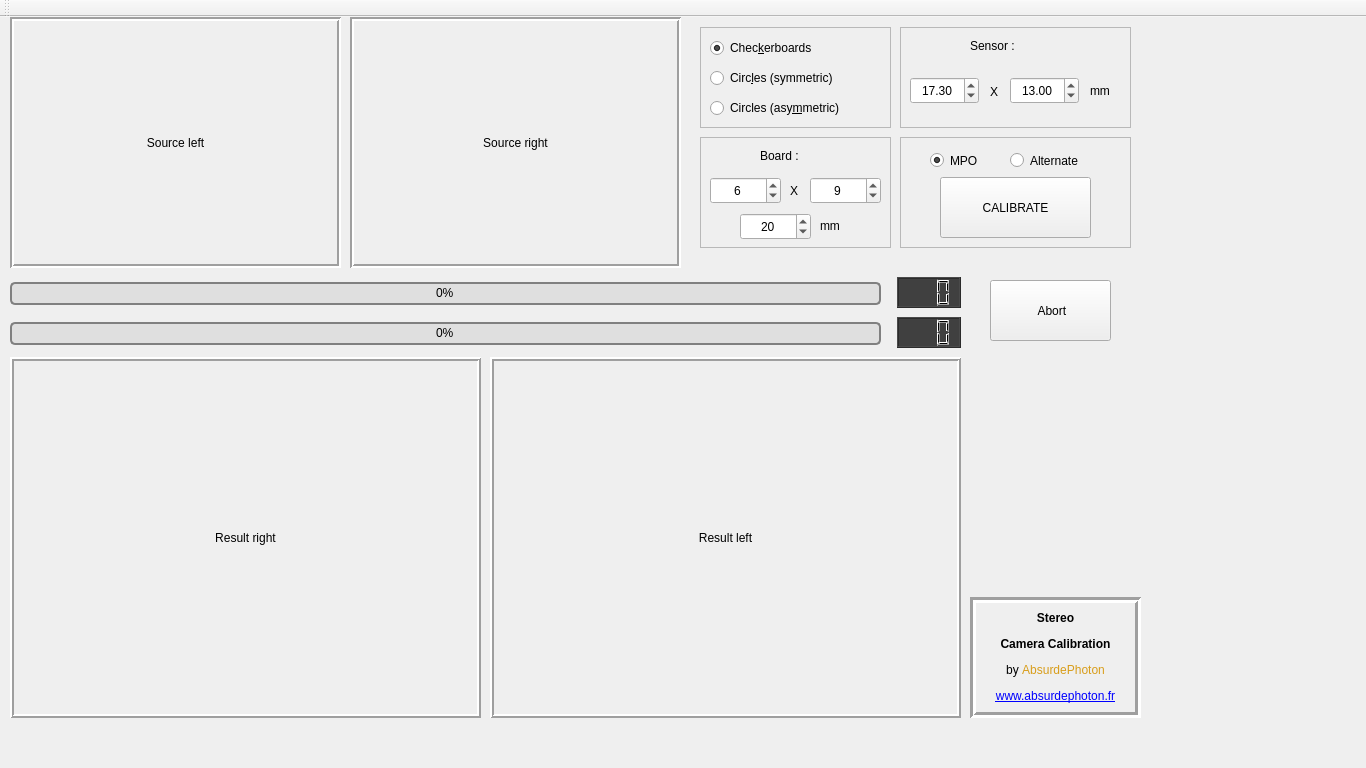
The window that mainwindow.ui (AbsurdePhoton/calib-mpo) describes before a commit, drawn with Qt 5.
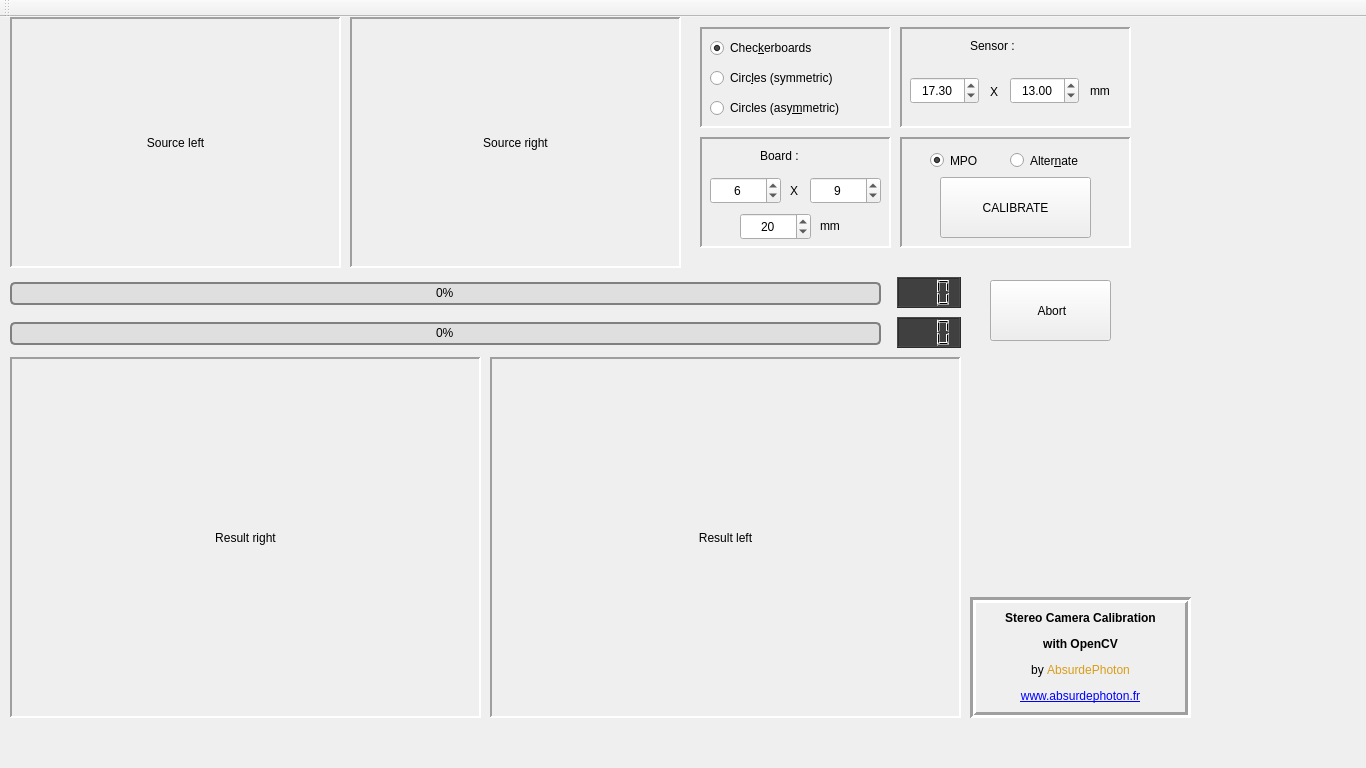
The same window after the commit. Icons and pictures are not drawn.

Commit message: Adapted to openCV 4.1

The edit to the form file:
```diff
--- a/mainwindow.ui
+++ b/mainwindow.ui
@@ -82,7 +82,7 @@
      <string>Source RIGHT image</string>
     </property>
     <property name="frameShape">
-     <enum>QFrame::Box</enum>
+     <enum>QFrame::Panel</enum>
     </property>
     <property name="frameShadow">
      <enum>QFrame::Sunken</enum>
@@ -110,10 +110,10 @@
      <string>Processed RIGHT image</string>
     </property>
     <property name="frameShape">
-     <enum>QFrame::Box</enum>
+     <enum>QFrame::Panel</enum>
     </property>
     <property name="frameShadow">
-     <enum>QFrame::Raised</enum>
+     <enum>QFrame::Sunken</enum>
     </property>
     <property name="lineWidth">
      <number>2</number>
@@ -138,10 +138,10 @@
      <string>Processed LEFT image</string>
     </property>
     <property name="frameShape">
-     <enum>QFrame::Box</enum>
+     <enum>QFrame::Panel</enum>
     </property>
     <property name="frameShadow">
-     <enum>QFrame::Raised</enum>
+     <enum>QFrame::Sunken</enum>
     </property>
     <property name="lineWidth">
      <number>2</number>
@@ -166,7 +166,7 @@
      <string>Source LEFT image</string>
     </property>
     <property name="frameShape">
-     <enum>QFrame::Box</enum>
+     <enum>QFrame::Panel</enum>
     </property>
     <property name="frameShadow">
      <enum>QFrame::Sunken</enum>
@@ -404,10 +404,13 @@
      </rect>
     </property>
     <property name="frameShape">
-     <enum>QFrame::StyledPanel</enum>
+     <enum>QFrame::Panel</enum>
     </property>
     <property name="frameShadow">
-     <enum>QFrame::Raised</enum>
+     <enum>QFrame::Sunken</enum>
+    </property>
+    <property name="lineWidth">
+     <number>2</number>
     </property>
     <widget class="QRadioButton" name="radioButton_circles_asymmetric">
      <property name="geometry">
@@ -439,10 +442,13 @@
      </rect>
     </property>
     <property name="frameShape">
-     <enum>QFrame::StyledPanel</enum>
+     <enum>QFrame::Panel</enum>
     </property>
     <property name="frameShadow">
-     <enum>QFrame::Raised</enum>
+     <enum>QFrame::Sunken</enum>
+    </property>
+    <property name="lineWidth">
+     <number>2</number>
     </property>
    </widget>
    <widget class="QFrame" name="frame_3">
@@ -455,10 +461,13 @@
      </rect>
     </property>
     <property name="frameShape">
-     <enum>QFrame::StyledPanel</enum>
+     <enum>QFrame::Panel</enum>
     </property>
     <property name="frameShadow">
-     <enum>QFrame::Raised</enum>
+     <enum>QFrame::Sunken</enum>
+    </property>
+    <property name="lineWidth">
+     <number>2</number>
     </property>
     <widget class="QDoubleSpinBox" name="sensor_width">
      <property name="geometry">
@@ -548,10 +557,13 @@
      </rect>
     </property>
     <property name="frameShape">
-     <enum>QFrame::StyledPanel</enum>
+     <enum>QFrame::Panel</enum>
     </property>
     <property name="frameShadow">
-     <enum>QFrame::Raised</enum>
+     <enum>QFrame::Sunken</enum>
+    </property>
+    <property name="lineWidth">
+     <number>2</number>
     </property>
     <widget class="QRadioButton" name="radioButton_alternate">
      <property name="geometry">
@@ -569,7 +581,7 @@
 * the total number of files must be EVEN</string>
      </property>
      <property name="text">
-      <string>Alternate</string>
+      <string>Alter&amp;nate</string>
      </property>
      <attribute name="buttonGroup">
       <string notr="true">buttonGroup</string>
@@ -603,7 +615,7 @@
      <rect>
       <x>970</x>
       <y>580</y>
-      <width>171</width>
+      <width>221</width>
       <height>121</height>
      </rect>
     </property>
@@ -617,7 +629,7 @@
      <number>3</number>
     </property>
     <property name="text">
-     <string>&lt;html&gt;&lt;head/&gt;&lt;body&gt;&lt;p align=&quot;center&quot;&gt;&lt;span style=&quot; font-weight:600;&quot;&gt;Stereo&lt;/span&gt;&lt;/p&gt;&lt;p align=&quot;center&quot;&gt;&lt;span style=&quot; font-weight:600;&quot;&gt;Camera Calibration&lt;/span&gt;&lt;/p&gt;&lt;p align=&quot;center&quot;&gt;by &lt;span style=&quot; color:#d89d1a;&quot;&gt;AbsurdePhoton&lt;/span&gt;&lt;/p&gt;&lt;p align=&quot;center&quot;&gt;&lt;a href=&quot;https::/www.absurdephoton.fr&quot;&gt;&lt;span style=&quot; text-decoration: underline; color:#0000ff;&quot;&gt;www.absurdephoton.fr&lt;/span&gt;&lt;/a&gt;&lt;/p&gt;&lt;/body&gt;&lt;/html&gt;</string>
+     <string>&lt;html&gt;&lt;head/&gt;&lt;body&gt;&lt;p align=&quot;center&quot;&gt;&lt;span style=&quot; font-weight:600;&quot;&gt;Stereo Camera Calibration&lt;/span&gt;&lt;/p&gt;&lt;p align=&quot;center&quot;&gt;&lt;span style=&quot; font-weight:600;&quot;&gt;with OpenCV&lt;/span&gt;&lt;/p&gt;&lt;p align=&quot;center&quot;&gt;by &lt;span style=&quot; color:#d89d1a;&quot;&gt;AbsurdePhoton&lt;/span&gt;&lt;/p&gt;&lt;p align=&quot;center&quot;&gt;&lt;a href=&quot;https::/www.absurdephoton.fr&quot;&gt;&lt;span style=&quot; text-decoration: underline; color:#0000ff;&quot;&gt;www.absurdephoton.fr&lt;/span&gt;&lt;/a&gt;&lt;/p&gt;&lt;/body&gt;&lt;/html&gt;</string>
     </property>
     <property name="alignment">
      <set>Qt::AlignCenter</set>
@@ -626,8 +638,8 @@
    <widget class="QLabel" name="label_8">
     <property name="geometry">
      <rect>
-      <x>1090</x>
-      <y>550</y>
+      <x>1160</x>
+      <y>610</y>
       <width>71</width>
       <height>61</height>
      </rect>
```
Left out of the diff: 15 changed lines with no effect on the pictures. The commit also changes 5 other files.
